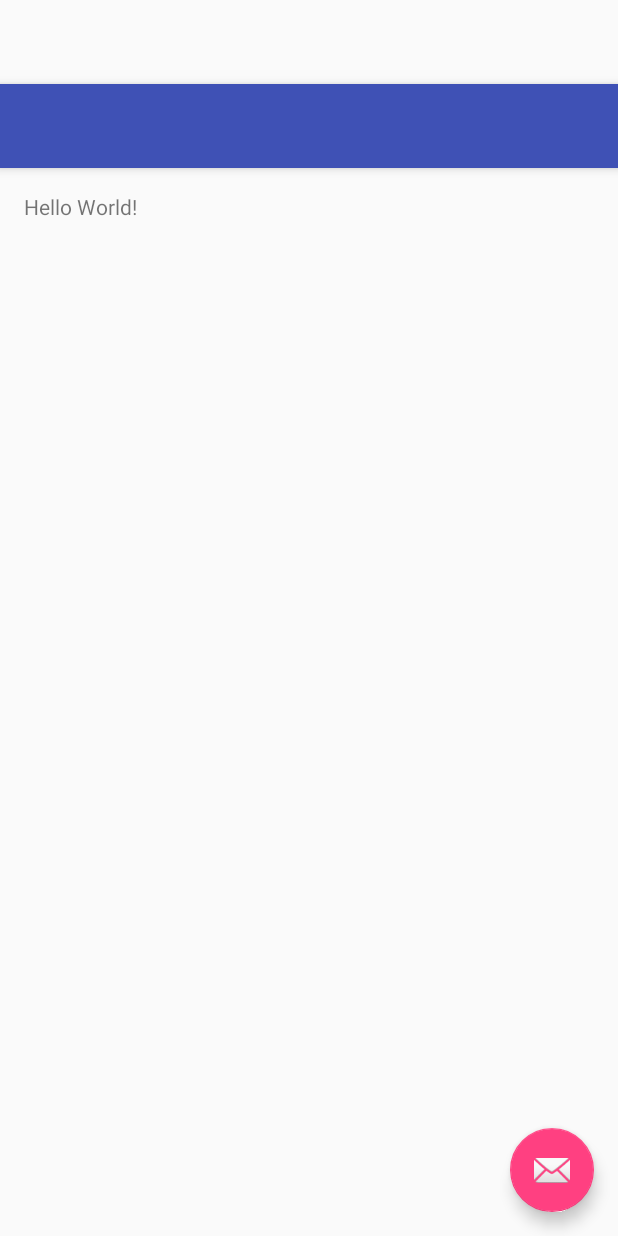
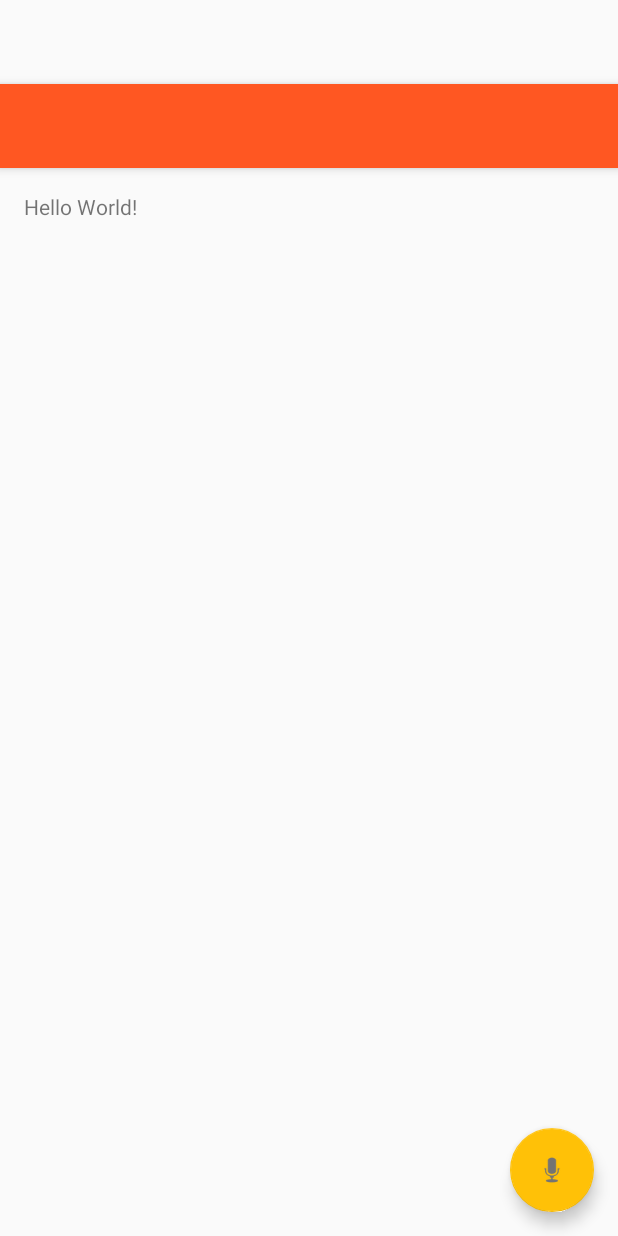
Before and after one commit to MaximBravo/Calculator, an Android app: the layout activity_main.xml on its own in the app's theme, with its tools: preview values and no code run, on a phone screen of 412 x 824 dp. Run offline under Robolectric (Android 15) with nearby library versions, the phone set to English and light mode, and no system bars.

Commit message:
Voice input works for list of numbers

```diff
--- a/app/src/main/res/layout/activity_main.xml
+++ b/app/src/main/res/layout/activity_main.xml
@@ -29,6 +29,6 @@
         android:layout_height="wrap_content"
         android:layout_gravity="bottom|end"
         android:layout_margin="@dimen/fab_margin"
-        app:srcCompat="@android:drawable/ic_dialog_email" />
+        app:srcCompat="@android:drawable/ic_btn_speak_now" />
 
 </android.support.design.widget.CoordinatorLayout>
--- a/app/src/main/res/layout/content_main.xml
+++ b/app/src/main/res/layout/content_main.xml
@@ -14,7 +14,12 @@
     tools:showIn="@layout/activity_main">
 
     <TextView
+        android:id="@+id/text_box"
         android:layout_width="wrap_content"
         android:layout_height="wrap_content"
         android:text="Hello World!" />
+    <ListView
+        android:id="@+id/list"
+        android:layout_width="match_parent"
+        android:layout_height="match_parent"></ListView>
 </RelativeLayout>
--- a/app/src/main/res/values/colors.xml
+++ b/app/src/main/res/values/colors.xml
@@ -1,6 +1,6 @@
 <?xml version="1.0" encoding="utf-8"?>
 <resources>
-    <color name="colorPrimary">#3F51B5</color>
-    <color name="colorPrimaryDark">#303F9F</color>
-    <color name="colorAccent">#FF4081</color>
+    <color name="colorPrimary">#FF5722</color>
+    <color name="colorPrimaryDark">#F4511E</color>
+    <color name="colorAccent">#FFC107</color>
 </resources>
```
Also changed, not shown: app/src/main/java/com/maximbravo/calculator/MainActivity.java (+82 -3 lines).
